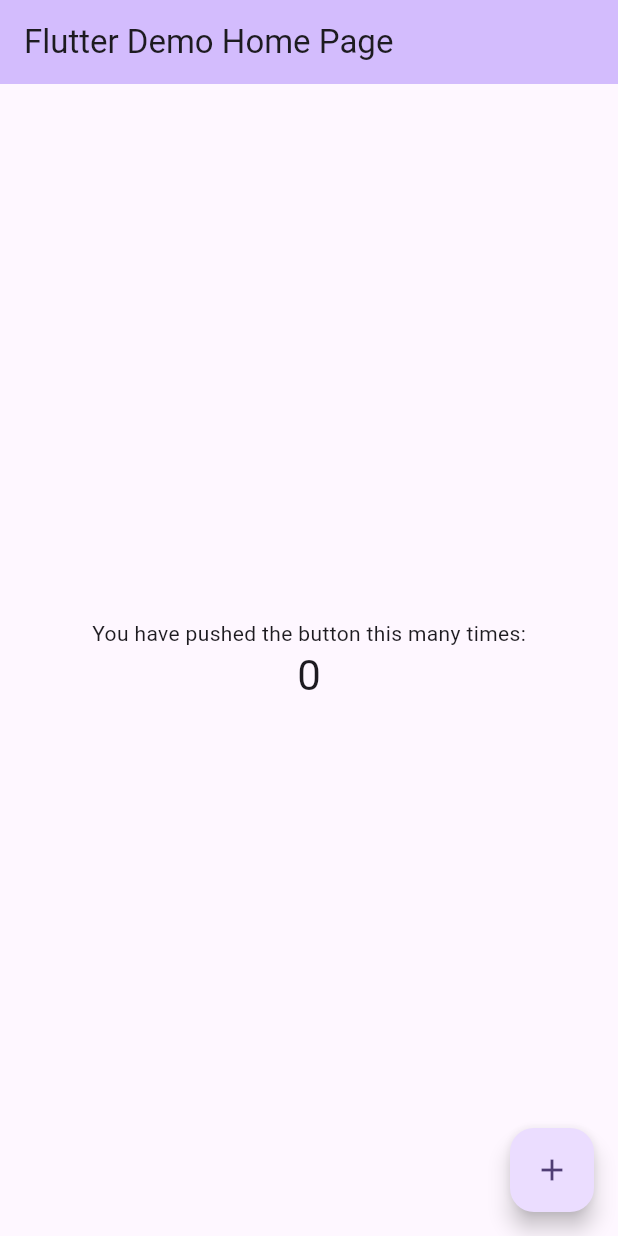
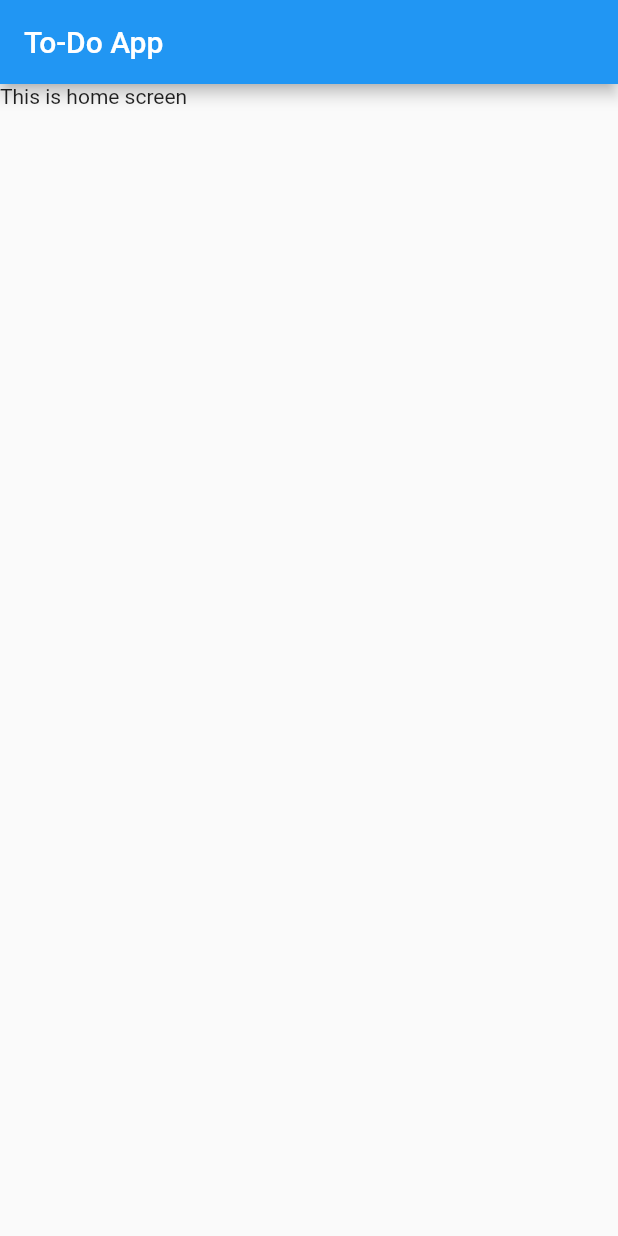
Before and after one commit to rubayet211/Flutter_To-Do_App, a Flutter app: the screen it shows after launch, on a phone screen of 412 x 824 dp. Run offline on Flutter 3.47's test engine with Material 2 defaults, Android fonts, the phone set to English and light mode, and no system bars.

Commit message:
2nd commit

```diff
--- a/lib/main.dart
+++ b/lib/main.dart
@@ -1,4 +1,5 @@
 import 'package:flutter/material.dart';
+import 'package:flutter_todo/screens/home.dart';
 
 void main() {
   runApp(const MyApp());
@@ -11,115 +12,8 @@ class MyApp extends StatelessWidget {
   @override
   Widget build(BuildContext context) {
     return MaterialApp(
-      title: 'Flutter Demo',
-      theme: ThemeData(
-        // This is the theme of your application.
-        //
-        // TRY THIS: Try running your application with "flutter run". You'll see
-        // the application has a blue toolbar. Then, without quitting the app,
-        // try changing the seedColor in the colorScheme below to Colors.green
-        // and then invoke "hot reload" (save your changes or press the "hot
-        // reload" button in a Flutter-supported IDE, or press "r" if you used
-        // the command line to start the app).
-        //
-        // Notice that the counter didn't reset back to zero; the application
-        // state is not lost during the reload. To reset the state, use hot
-        // restart instead.
-        //
-        // This works for code too, not just values: Most code changes can be
-        // tested with just a hot reload.
-        colorScheme: ColorScheme.fromSeed(seedColor: Colors.deepPurple),
-        useMaterial3: true,
-      ),
-      home: const MyHomePage(title: 'Flutter Demo Home Page'),
+      title: 'To-Do App',
+      home: Home(),
     );
   }
 }
-
-class MyHomePage extends StatefulWidget {
-  const MyHomePage({super.key, required this.title});
-
-  // This widget is the home page of your application. It is stateful, meaning
-  // that it has a State object (defined below) that contains fields that affect
-  // how it looks.
-
-  // This class is the configuration for the state. It holds the values (in this
-  // case the title) provided by the parent (in this case the App widget) and
-  // used by the build method of the State. Fields in a Widget subclass are
-  // always marked "final".
-
-  final String title;
-
-  @override
-  State<MyHomePage> createState() => _MyHomePageState();
-}
-
-class _MyHomePageState extends State<MyHomePage> {
-  int _counter = 0;
-
-  void _incrementCounter() {
-    setState(() {
-      // This call to setState tells the Flutter framework that something has
-      // changed in this State, which causes it to rerun the build method below
-      // so that the display can reflect the updated values. If we changed
-      // _counter without calling setState(), then the build method would not be
-      // called again, and so nothing would appear to happen.
-      _counter++;
-    });
-  }
-
-  @override
-  Widget build(BuildContext context) {
-    // This method is rerun every time setState is called, for instance as done
-    // by the _incrementCounter method above.
-    //
-    // The Flutter framework has been optimized to make rerunning build methods
-    // fast, so that you can just rebuild anything that needs updating rather
-    // than having to individually change instances of widgets.
-    return Scaffold(
-      appBar: AppBar(
-        // TRY THIS: Try changing the color here to a specific color (to
-        // Colors.amber, perhaps?) and trigger a hot reload to see the AppBar
-        // change color while the other colors stay the same.
-        backgroundColor: Theme.of(context).colorScheme.inversePrimary,
-        // Here we take the value from the MyHomePage object that was created by
-        // the App.build method, and use it to set our appbar title.
-        title: Text(widget.title),
-      ),
-      body: Center(
-        // Center is a layout widget. It takes a single child and positions it
-        // in the middle of the parent.
-        child: Column(
-          // Column is also a layout widget. It takes a list of children and
-          // arranges them vertically. By default, it sizes itself to fit its
-          // children horizontally, and tries to be as tall as its parent.
-          //
-          // Column has various properties to control how it sizes itself and
-          // how it positions its children. Here we use mainAxisAlignment to
-          // center the children vertically; the main axis here is the vertical
-          // axis because Columns are vertical (the cross axis would be
-          // horizontal).
-          //
-          // TRY THIS: Invoke "debug painting" (choose the "Toggle Debug Paint"
-          // action in the IDE, or press "p" in the console), to see the
-          // wireframe for each widget.
-          mainAxisAlignment: MainAxisAlignment.center,
-          children: <Widget>[
-            const Text(
-              'You have pushed the button this many times:',
-            ),
-            Text(
-              '$_counter',
-              style: Theme.of(context).textTheme.headlineMedium,
-            ),
-          ],
-        ),
-      ),
-      floatingActionButton: FloatingActionButton(
-        onPressed: _incrementCounter,
-        tooltip: 'Increment',
-        child: const Icon(Icons.add),
-      ), // This trailing comma makes auto-formatting nicer for build methods.
-    );
-  }
-}
--- /dev/null
+++ b/lib/screens/home.dart
@@ -0,0 +1,14 @@
+import 'package:flutter/material.dart';
+
+class Home extends StatelessWidget {
+  const Home({Key? key}) : super(key: key);
+
+  @override
+  Widget build(BuildContext context) {
+    return Scaffold(
+        appBar: AppBar(title: Text("To-Do App")),
+        body: Container(
+          child: Text('This is home screen'),
+        ));
+  }
+}
```
Also changed, not shown: lib/constants/colors.dart (added).
